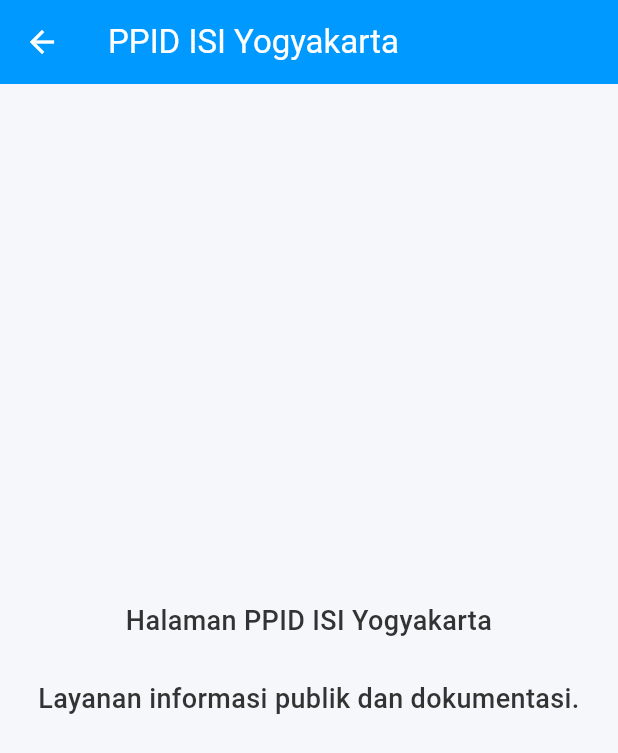
After one commit to Ivan8Conan/Pandu_ISI, a Flutter app: the screen it shows after launch, scrolled down 373 dp, after a tap on "PPID", on a phone screen of 412 x 824 dp. The commit adds this screen. Shown: the top 753 px of the screen. Run offline on Flutter 3.47's test engine with Material 3 defaults, Android fonts, the light colour scheme and no system bars.

Commit message:
Updated homepage.dart
Linked PPID, Informasi dan kolaborasi & kerjasama

```diff
--- a/lib/main.dart
+++ b/lib/main.dart
@@ -3,68 +3,6 @@
 
 void main() {
   runApp(const PanduISIApp());
-}
-
-class SplashScreen extends StatefulWidget {
-  const SplashScreen({super.key});
-
-  @override
-  State<SplashScreen> createState() => _SplashScreenState();
-}
-
-class _SplashScreenState extends State<SplashScreen> {
-  @override
-  void initState() {
-    super.initState();
-    Future.delayed(const Duration(seconds: 3), () {
-      Navigator.of(context).pushReplacement(
-        MaterialPageRoute(builder: (_) => const HomePage()),
-      );
-    });
-  }
-
-  @override
-  Widget build(BuildContext context) {
-    return const Scaffold(
-      backgroundColor: Color(0xFF42A5F5),
-      body: Center(
-        child: Column(
-          mainAxisAlignment: MainAxisAlignment.center,
-          children: [
-            CircleAvatar(
-              radius: 60,
-              backgroundImage: AssetImage('assets/images/LOGO-ISI.png'),
-              backgroundColor: Colors.white,
-            ),
-            SizedBox(height: 24),
-            Text(
-              'Pandu ISI',
-              style: TextStyle(
-                color: Colors.white,
-                fontSize: 32,
-                fontWeight: FontWeight.bold,
-                letterSpacing: 2,
-              ),
-            ),
-            SizedBox(height: 12),
-            Text(
-              'Institut Seni Indonesia Yogyakarta',
-              style: TextStyle(
-                color: Colors.white70,
-                fontSize: 20,
-                fontWeight: FontWeight.w500,
-              ),
-            ),
-            SizedBox(height: 40),
-            CircularProgressIndicator(
-              color: Colors.white,
-              strokeWidth: 3,
-            ),
-          ],
-        ),
-      ),
-    );
-  }
 }
 
 class PanduISIApp extends StatelessWidget {
@@ -87,3 +25,108 @@
     );
   }
 }
+
+class SplashScreen extends StatefulWidget {
+  const SplashScreen({super.key});
+
+  @override
+  State<SplashScreen> createState() => _SplashScreenState();
+}
+
+class _SplashScreenState extends State<SplashScreen> with TickerProviderStateMixin {
+  late AnimationController _fadeController;
+  late Animation<double> _fadeAnimation;
+
+  @override
+  void initState() {
+    super.initState();
+
+    _fadeController = AnimationController(
+      vsync: this,
+      duration: const Duration(milliseconds: 1200),
+    );
+
+    _fadeAnimation = CurvedAnimation(
+      parent: _fadeController,
+      curve: Curves.easeInOut,
+    );
+
+    _fadeController.forward();
+
+    Future.delayed(const Duration(seconds: 3), () {
+      Navigator.of(context).pushReplacement(
+        MaterialPageRoute(builder: (_) => const HomePage()),
+      );
+    });
+  }
+
+  @override
+  void dispose() {
+    _fadeController.dispose();
+    super.dispose();
+  }
+
+  @override
+  Widget build(BuildContext context) {
+    return Scaffold(
+      body: Container(
+        decoration: const BoxDecoration(
+          gradient: LinearGradient(
+            colors: [
+              Color(0xFF42A5F5),
+              Color(0xFF1E88E5),
+            ],
+            begin: Alignment.topCenter,
+            end: Alignment.bottomCenter,
+          ),
+        ),
+        child: Center(
+          child: FadeTransition(
+            opacity: _fadeAnimation,
+            child: Column(
+              mainAxisSize: MainAxisSize.min,
+              children: [
+                CircleAvatar(
+                  radius: 60,
+                  backgroundImage: const AssetImage('assets/images/LOGO-ISI.png'),
+                  backgroundColor: Colors.white,
+                  child: Container(
+                    decoration: BoxDecoration(
+                      shape: BoxShape.circle,
+                      border: Border.all(color: Colors.white70, width: 3),
+                    ),
+                  ),
+                ),
+                const SizedBox(height: 24),
+                const Text(
+                  'Pandu ISI',
+                  style: TextStyle(
+                    color: Colors.white,
+                    fontSize: 36,
+                    fontWeight: FontWeight.w700,
+                    letterSpacing: 1.5,
+                  ),
+                ),
+                const SizedBox(height: 8),
+                const Text(
+                  'Institut Seni Indonesia Yogyakarta',
+                  textAlign: TextAlign.center,
+                  style: TextStyle(
+                    color: Colors.white70,
+                    fontSize: 18,
+                    fontWeight: FontWeight.w400,
+                  ),
+                ),
+                const SizedBox(height: 40),
+                const CircularProgressIndicator(
+                  color: Colors.white,
+                  strokeWidth: 3,
+                ),
+              ],
+            ),
+          ),
+        ),
+      ),
+    );
+  }
+}
--- a/lib/page/homepage.dart
+++ b/lib/page/homepage.dart
@@ -5,6 +5,7 @@
 import 'tentangpage.dart';
 import 'informasipage.dart';
 import 'surveipage.dart';
+import 'ppidpage.dart';
 import 'package:url_launcher/url_launcher.dart';
 
 class HomePage extends StatefulWidget {
@@ -125,7 +126,7 @@
           padding: const EdgeInsets.fromLTRB(20, 20, 20, 30),
           child: Column(
             children: [
-              // Top section with profile and notification
+              // Top section
               Row(
                 children: [
                   Container(
@@ -407,12 +408,18 @@
               },
             ),
           ),
-          const SizedBox(height: 20),
+          const SizedBox(height: 16),
           _buildStaticPromoBanner(
             title: 'PPID',
             description: 'PPID ISI Yogyakarta kelola layanan informasi publik.',
             backgroundImage: 'assets/images/loket-ppid - Copy.jpg',
             icon: Icons.account_balance,
+            onTap: () {
+              Navigator.push(
+                context,
+                MaterialPageRoute(builder: (_) => PPIDPage()),
+              );
+            },
           ),
           const SizedBox(height: 12),
           _buildStaticPromoBanner(
@@ -420,6 +427,15 @@
             description: 'Temukan informasi terkini dari Institut Seni Indonesia Yogyakarta.',
             backgroundImage: 'assets/images/museum-sonobudoyo-2-scaled - Copy.webp',
             icon: Icons.info,
+            onTap: () async {
+              const url = 'https://www.isi.ac.id/arsip/';
+              final uri = Uri.parse(url);
+              if (!await launchUrl(uri, mode: LaunchMode.externalApplication)) {
+                ScaffoldMessenger.of(context).showSnackBar(
+                  const SnackBar(content: Text("Gagal membuka link")),
+                );
+              }
+            },
           ),
           const SizedBox(height: 12),
           _buildStaticPromoBanner(
@@ -427,6 +443,15 @@
             description: 'Kolaborasi seni ISI Yogyakarta berskala nasional-internasional.',
             backgroundImage: 'assets/images/backgroundPanduApp - Copy.JPG',
             icon: Icons.handshake,
+            onTap: () async {
+              const url = 'https://www.isi.ac.id/collaboration/';
+              final uri = Uri.parse(url);
+              if (!await launchUrl(uri, mode: LaunchMode.externalApplication)) {
+                ScaffoldMessenger.of(context).showSnackBar(
+                  const SnackBar(content: Text("Gagal membuka link")),
+                );
+              }
+            },
           ),
         ],
       ),
@@ -569,8 +594,11 @@
     required String backgroundImage,
     required IconData icon,
     double darkenOpacity = 0.5,
+    VoidCallback? onTap,
   }) {
-    return Container(
+    return GestureDetector(
+      onTap: onTap,
+      child: Container(
         height: 140,
         decoration: BoxDecoration(
           borderRadius: BorderRadius.circular(16),
@@ -632,6 +660,7 @@
                 ),
               ),
             ],
+          ),
         ),
       ),
     );
--- /dev/null
+++ b/lib/page/ppidpage.dart
@@ -0,0 +1,29 @@
+import 'package:flutter/material.dart';
+
+class PPIDPage extends StatelessWidget {
+  const PPIDPage({super.key});
+
+  @override
+  Widget build(BuildContext context) {
+    return Scaffold(
+      appBar: AppBar(
+        title: const Text('PPID ISI Yogyakarta'),
+        backgroundColor: const Color(0xFF0099FF),
+      ),
+      body: const Center(
+        child: Padding(
+          padding: EdgeInsets.all(24.0),
+          child: Text(
+            'Halaman PPID ISI Yogyakarta\n\nLayanan informasi publik dan dokumentasi.',
+            textAlign: TextAlign.center,
+            style: TextStyle(
+              fontSize: 18,
+              color: Color(0xFF333333),
+              fontWeight: FontWeight.w500,
+            ),
+          ),
+        ),
+      ),
+    );
+  }
+}
```
Lines whose indentation alone changed are shown as unchanged.
